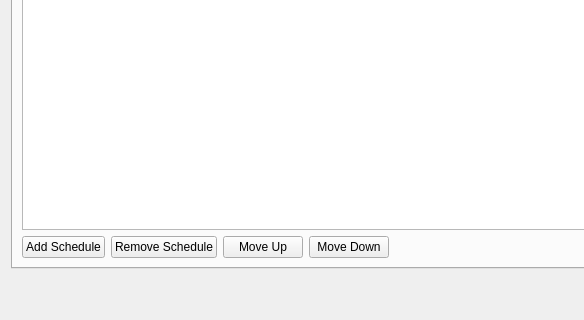
First picture: the form in res/mainwindow.ui, repository computergeek1507/ScottPlayer, before the edit; both pictures show x 0 to 584 and y 531 to 851 of the 1046 by 851 pixel window.
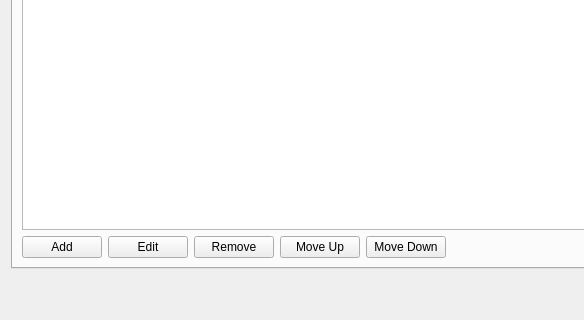
Second picture: the form after the edit. The open tabs and pages were chosen to show the change. Icons and pictures are not drawn.

Diff of the .ui file:
```diff
--- a/res/mainwindow.ui
+++ b/res/mainwindow.ui
@@ -183,7 +183,7 @@
           <item>
            <widget class="QPushButton" name="pb_addSchedule">
             <property name="text">
-             <string>Add Schedule</string>
+             <string>Add</string>
             </property>
             <property name="icon">
              <iconset resource="ScottPlayer.qrc">
@@ -191,10 +191,17 @@
             </property>
            </widget>
           </item>
+          <item>
+           <widget class="QPushButton" name="pb_editSchedule">
+            <property name="text">
+             <string>Edit</string>
+            </property>
+           </widget>
+          </item>
           <item>
            <widget class="QPushButton" name="pb_deleteSchedule">
             <property name="text">
-             <string>Remove Schedule</string>
+             <string>Remove</string>
             </property>
             <property name="icon">
              <iconset resource="ScottPlayer.qrc">
```
Left out of the diff: 1 changed line with no effect on the pictures.
